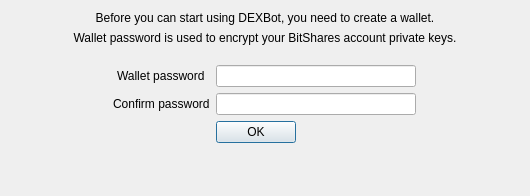
Above: dexbot/views/ui/create_wallet_window.ui from xeroc/stakemachine before the change. Below: the same form after it.
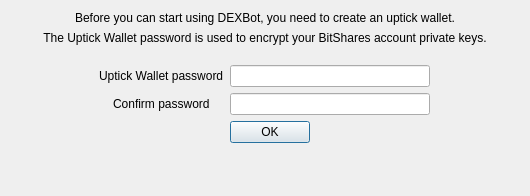
That is the form after the change.

Commit message: add uptick description to wallet password create for cli and .ui

The edit to the form file:
```diff
--- a/dexbot/views/ui/create_wallet_window.ui
+++ b/dexbot/views/ui/create_wallet_window.ui
@@ -32,7 +32,7 @@
       </sizepolicy>
      </property>
      <property name="text">
-      <string>Before you can start using DEXBot, you need to create a wallet.</string>
+      <string>Before you can start using DEXBot, you need to create an uptick wallet.</string>
      </property>
      <property name="alignment">
       <set>Qt::AlignCenter</set>
@@ -42,7 +42,7 @@
    <item>
     <widget class="QLabel" name="label">
      <property name="text">
-      <string>Wallet password is used to encrypt your BitShares account private keys.</string>
+      <string>The Uptick Wallet password is used to encrypt your BitShares account private keys.</string>
      </property>
      <property name="alignment">
       <set>Qt::AlignCenter</set>
@@ -88,7 +88,7 @@
          <item row="0" column="0">
           <widget class="QLabel" name="password_label">
            <property name="text">
-            <string>Wallet password</string>
+            <string>Uptick Wallet password</string>
            </property>
            <property name="buddy">
             <cstring>password_input</cstring>
```
The commit also changes 3 other files.
